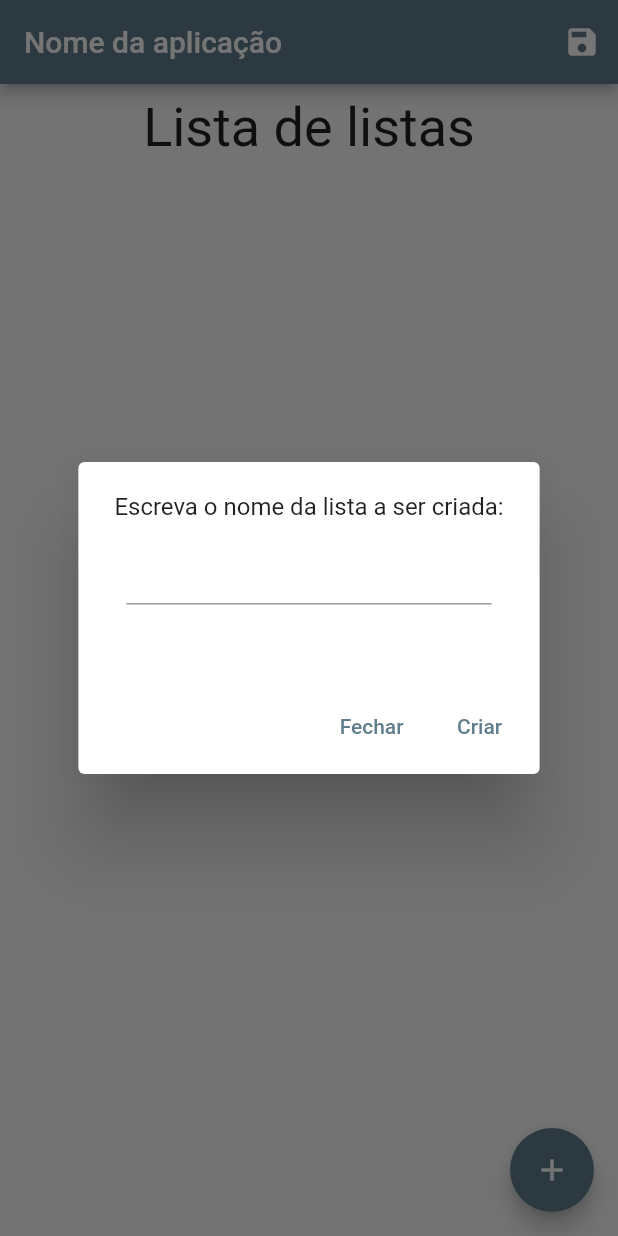
After one commit to fredmessias43/merc_app, a Flutter app: the screen it shows after launch, after a tap on the "add" icon, on a phone screen of 412 x 824 dp. The commit adds this screen. Run offline on Flutter 3.47's test engine with Material 2 defaults, Android fonts, the phone set to English and light mode, and no system bars.

Commit message:
fix some things

```diff
--- /dev/null
+++ b/lib/components/new_list_group_dialog.dart
@@ -0,0 +1,65 @@
+import 'package:flutter/material.dart';
+
+class NewListGroupDialog extends StatelessWidget {
+  NewListGroupDialog({Key? key, required this.onConfirm}) : super(key: key);
+
+  final void Function(String text) onConfirm;
+
+  final _formKey = GlobalKey<FormState>();
+  final myController = TextEditingController();
+
+  @override
+  Widget build(BuildContext context) {
+    return AlertDialog(
+      content: SizedBox(
+        height: 100,
+        child: Column(
+          children: <Widget>[
+            Form(
+              key: _formKey,
+              child: Column(
+                mainAxisSize: MainAxisSize.min,
+                children: <Widget>[
+                  const Text(
+                    'Escreva o nome da lista a ser criada:',
+                  ),
+                  Padding(
+                    padding: const EdgeInsets.all(8.0),
+                    child: TextFormField(
+                      controller: myController,
+                      validator: (value) {
+                        if (value == null || value.isEmpty) {
+                          return 'Please enter some text';
+                        }
+                        return null;
+                      },
+                    ),
+                  ),
+                ],
+              ),
+            ),
+          ],
+        ),
+      ),
+      actions: <Widget>[
+        TextButton(
+          child: const Text('Fechar'),
+          onPressed: () {
+            Navigator.of(context).pop();
+          },
+        ),
+        TextButton(
+          child: const Text('Criar'),
+          onPressed: () {
+            if (_formKey.currentState!.validate()) {
+              //_formKey.currentState!.save();
+              onConfirm(myController.text);
+              myController.clear();
+              Navigator.of(context).pop();
+            }
+          },
+        ),
+      ],
+    );
+  }
+}
--- a/lib/main.dart
+++ b/lib/main.dart
@@ -1,6 +1,5 @@
 import 'package:flutter/material.dart';
-import 'package:merc_app/models/item.dart';
-import 'package:provider/provider.dart';
+//import 'package:provider/provider.dart';
 
 import 'pages/list_group_page.dart';
 import 'pages/list_page.dart';
--- a/lib/pages/list_group_page.dart
+++ b/lib/pages/list_group_page.dart
@@ -3,6 +3,7 @@ import 'dart:math';
 
 import 'package:flutter/material.dart';
 import 'package:merc_app/components/mini_list.dart';
+import 'package:merc_app/components/new_list_group_dialog.dart';
 import 'package:merc_app/models/item.dart';
 import 'package:merc_app/models/items_list.dart';
 import 'package:merc_app/models/list_group.dart';
@@ -17,8 +18,6 @@ class ListGroupPage extends StatefulWidget {
 }
 
 class _ListGroupPageState extends State<ListGroupPage> {
-  final _formKey = GlobalKey<FormState>();
-  final myController = TextEditingController();
   Random rng = Random();
 
   late ListGroup group;
@@ -54,7 +53,10 @@ class _ListGroupPageState extends State<ListGroupPage> {
 
         Map<String, dynamic> json = jsonDecode(value);
 
-        debugPrint("ItemsList.fromJson(json['itemsLists']).toString()");
+        /* var auxGroup = ListGroup.fromJson(json);
+        if (auxGroup.itemsLists.isNotEmpty) {
+          group = auxGroup;
+        } */
         group = ListGroup.fromJson(json);
       });
     });
@@ -63,6 +65,7 @@ class _ListGroupPageState extends State<ListGroupPage> {
   @override
   void initState() {
     group = ListGroup(id: 0, name: "Nome da aplicação", itemsLists: []);
+    deserialize();
     super.initState();
   }
 
@@ -75,67 +78,21 @@ class _ListGroupPageState extends State<ListGroupPage> {
   @override
   Widget build(BuildContext context) {
     return Scaffold(
-        appBar: AppBar(
-          title: Text(group.name),
-        ),
+        appBar: AppBar(title: Text(group.name), actions: [
+          IconButton(onPressed: serialize, icon: const Icon(Icons.save)),
+        ]),
         floatingActionButton: FloatingActionButton(
+          child: const Icon(Icons.add),
           onPressed: () => {
             showDialog(
                 context: context,
                 builder: (BuildContext context) {
-                  return AlertDialog(
-                    content: SizedBox(
-                      height: 100,
-                      child: Column(
-                        children: <Widget>[
-                          Form(
-                            key: _formKey,
-                            child: Column(
-                              mainAxisSize: MainAxisSize.min,
-                              children: <Widget>[
-                                const Text(
-                                  'Escreva o nome da lista a ser criada:',
-                                ),
-                                Padding(
-                                  padding: const EdgeInsets.all(8.0),
-                                  child: TextFormField(
-                                    controller: myController,
-                                    validator: (value) {
-                                      if (value == null || value.isEmpty) {
-                                        return 'Please enter some text';
-                                      }
-                                      return null;
-                                    },
-                                  ),
-                                ),
-                              ],
-                            ),
-                          ),
-                        ],
-                      ),
-                    ),
-                    actions: <Widget>[
-                      TextButton(
-                        child: const Text('Fechar'),
-                        onPressed: () {
-                          Navigator.of(context).pop();
-                        },
-                      ),
-                      TextButton(
-                        child: const Text('Criar'),
-                        onPressed: () {
-                          if (_formKey.currentState!.validate()) {
-                            //_formKey.currentState!.save();
+                  return NewListGroupDialog(
+                      onConfirm: (text) => {
                             setState(() {
-                              addItemsList(myController.text);
-                              myController.clear();
-                            });
-                            Navigator.of(context).pop();
-                          }
-                        },
-                      ),
-                    ],
-                  );
+                              addItemsList(text);
+                            })
+                          });
                 })
           },
         ),
@@ -143,10 +100,15 @@ class _ListGroupPageState extends State<ListGroupPage> {
           padding: const EdgeInsets.only(right: 16, left: 16, top: 8),
           child: Column(
             children: <Widget>[
-              ElevatedButton(
-                  onPressed: serialize, child: const Text("Serializar")),
-              ElevatedButton(
-                  onPressed: deserialize, child: const Text("Deserializar")),
+              /* Row(
+                children: [
+                  ElevatedButton(
+                      onPressed: serialize, child: const Text("Serializar")),
+                  ElevatedButton(
+                      onPressed: deserialize,
+                      child: const Text("Deserializar")),
+                ],
+              ), */
               const Text(
                 "Lista de listas",
                 style: TextStyle(fontSize: 36),
--- a/lib/services/storage.dart
+++ b/lib/services/storage.dart
@@ -1,10 +1,12 @@
 import 'dart:io';
 
+import 'package:flutter/widgets.dart';
 import 'package:path_provider/path_provider.dart';
 
 class Storage {
   Future<String> get _localPath async {
     final directory = await getApplicationDocumentsDirectory();
+    debugPrint(directory.path);
     return directory.path;
   }
 
```
Also changed, not shown: lib/components/mini_list.dart (+4 -3 lines), lib/pages/list_page.dart (+10 -4 lines).
